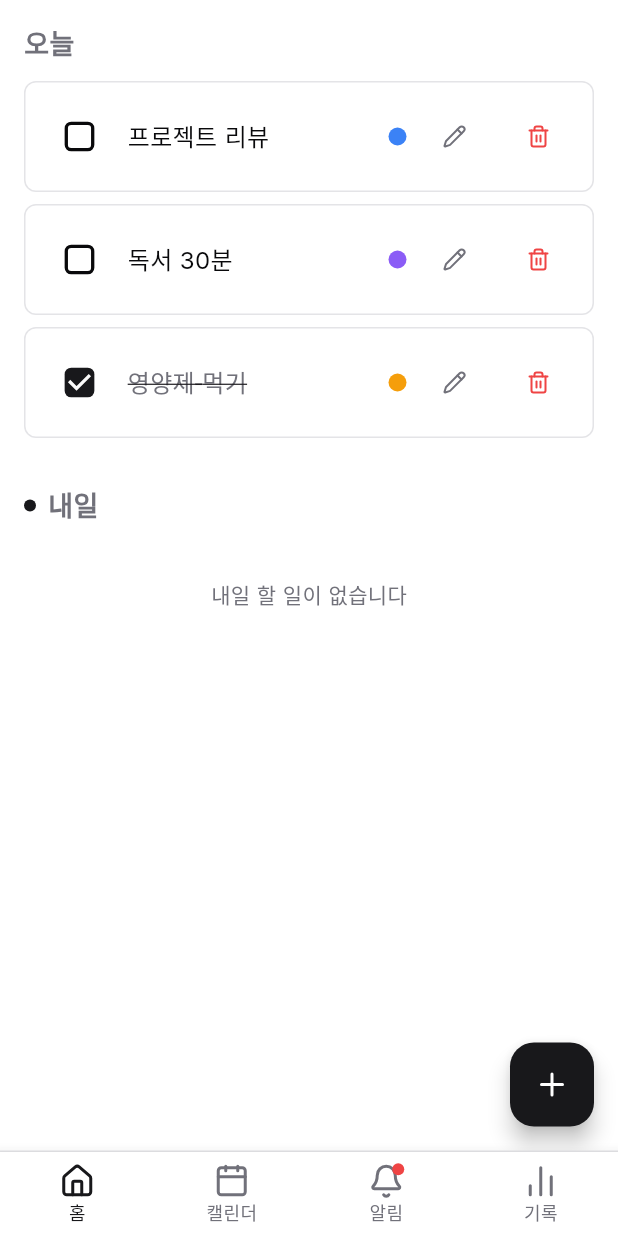
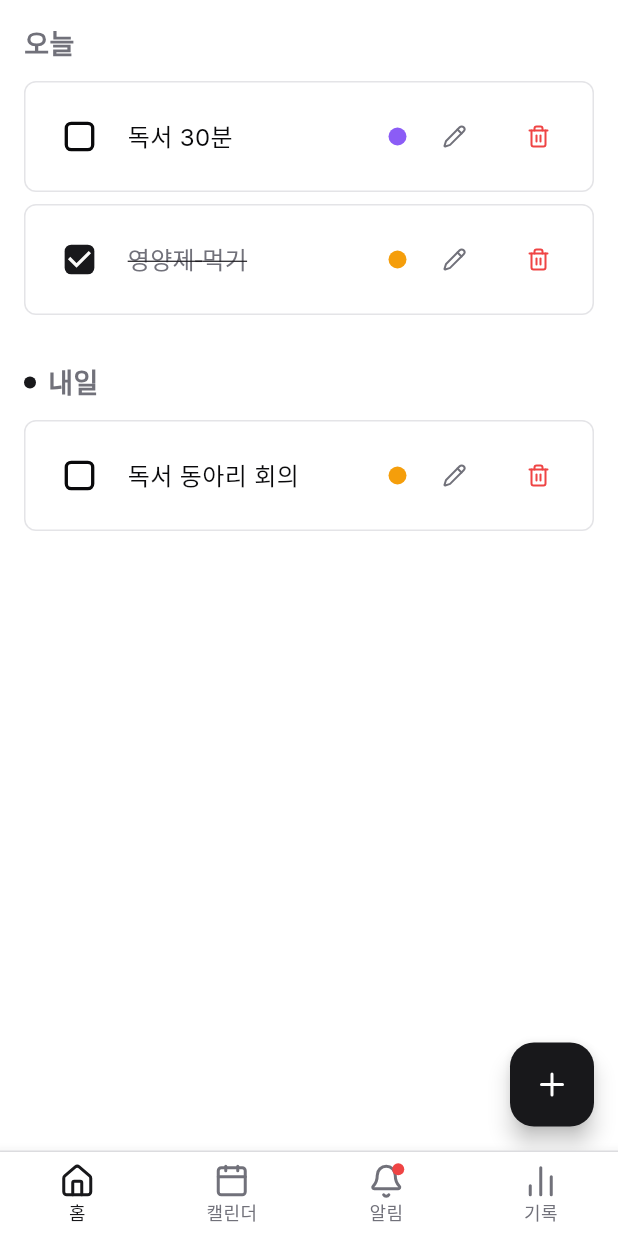
Before and after one commit to yeeuuuu/flutter_project, a Flutter app: the screen it shows after launch, after a tap on an icon or button, on a phone screen of 412 x 824 dp. Run offline on Flutter 3.47's test engine with Material 3 defaults, Android fonts, the phone set to English and light mode, and no system bars; our stand-ins replace google_fonts, lucide_icons.

Commit message:
샘플 수정

```diff
--- a/lib/app.dart
+++ b/lib/app.dart
@@ -46,6 +46,12 @@ class _MainLayoutState extends State<MainLayout> {
   void _loadInitialData() {
     final now = DateTime.now();
     final today = DateFormat('yyyy-MM-dd').format(now);
+    final yesterday =
+        DateFormat('yyyy-MM-dd').format(now.subtract(const Duration(days: 1)));
+    final tomorrow =
+        DateFormat('yyyy-MM-dd').format(now.add(const Duration(days: 1)));
+    final fourdaysago =
+        DateFormat('yyyy-MM-dd').format(now.subtract(const Duration(days: 4)));
 
     setState(() {
       _tasks = [
@@ -65,7 +71,7 @@ class _MainLayoutState extends State<MainLayout> {
           title: '프로젝트 리뷰',
           type: 'todo',
           completed: false,
-          date: today,
+          date: yesterday,
           color: '#3B82F6', // Blue
           createdAt: now.toIso8601String(),
         ),
@@ -86,6 +92,24 @@ class _MainLayoutState extends State<MainLayout> {
           type: 'routine',
           completed: true,
           date: today,
+          color: '#F59E0B',
+          createdAt: now.toIso8601String(),
+        ),
+        Task(
+          id: 'noti_4',
+          title: '독서 동아리 회의',
+          type: 'todo',
+          completed: false,
+          date: tomorrow,
+          color: '#F59E0B',
+          createdAt: now.toIso8601String(),
+        ),
+        Task(
+          id: 'noti_5',
+          title: '도서관 책 반납',
+          type: 'todo',
+          completed: true,
+          date: fourdaysago,
           color: '#F59E0B',
           createdAt: now.toIso8601String(),
         ),
--- a/lib/components/calendar_tab.dart
+++ b/lib/components/calendar_tab.dart
@@ -1,5 +1,6 @@
 import 'package:flutter/material.dart';
 import 'package:intl/intl.dart';
+import 'package:lucide_icons/lucide_icons.dart';
 import 'package:flutter_project2/types/index.dart';
 import 'package:flutter_project2/styles/theme.dart';
 
@@ -13,46 +14,199 @@ class CalendarTab extends StatefulWidget {
 }
 
 class _CalendarTabState extends State<CalendarTab> {
-  DateTime _selectedDate = DateTime.now();
+  DateTime _selectedDate = DateTime.now(); // 사용자가 클릭한 날짜
+  DateTime _focusedDate = DateTime.now(); // 현재 보고 있는 달력의 월
 
   @override
   Widget build(BuildContext context) {
+    return Column(
+      children: [
+        // 1. 커스텀 캘린더 헤더 (월 이동)
+        _buildHeader(),
+
+        // 2. 요일 헤더 (일 월 화 수 목 금 토)
+        _buildDaysOfWeek(),
+
+        // 3. 캘린더 그리드 (날짜 + 점 표시)
+        _buildCalendarGrid(),
+
+        const Divider(height: 1, color: AppTheme.border),
+
+        // 4. 선택된 날짜의 할 일 목록
+        Expanded(
+          child: _buildTaskList(),
+        ),
+      ],
+    );
+  }
+
+  // --- 위젯 빌더 메서드들 ---
+
+  Widget _buildHeader() {
+    return Padding(
+      padding: const EdgeInsets.symmetric(horizontal: 16, vertical: 8),
+      child: Row(
+        mainAxisAlignment: MainAxisAlignment.spaceBetween,
+        children: [
+          IconButton(
+            icon: const Icon(LucideIcons.chevronLeft),
+            onPressed: () {
+              setState(() {
+                _focusedDate =
+                    DateTime(_focusedDate.year, _focusedDate.month - 1);
+              });
+            },
+          ),
+          Text(
+            DateFormat('yyyy년 MM월').format(_focusedDate),
+            style: const TextStyle(fontSize: 18, fontWeight: FontWeight.bold),
+          ),
+          IconButton(
+            icon: const Icon(LucideIcons.chevronRight),
+            onPressed: () {
+              setState(() {
+                _focusedDate =
+                    DateTime(_focusedDate.year, _focusedDate.month + 1);
+              });
+            },
+          ),
+        ],
+      ),
+    );
+  }
+
+  Widget _buildDaysOfWeek() {
+    final days = ['일', '월', '화', '수', '목', '금', '토'];
+    return Padding(
+      padding: const EdgeInsets.symmetric(vertical: 8),
+      child: Row(
+        mainAxisAlignment: MainAxisAlignment.spaceAround,
+        children: days
+            .map((day) => Text(
+                  day,
+                  style: const TextStyle(
+                    color: AppTheme.mutedForeground,
+                    fontWeight: FontWeight.w500,
+                  ),
+                ))
+            .toList(),
+      ),
+    );
+  }
+
+  Widget _buildCalendarGrid() {
+    final daysInMonth =
+        DateTime(_focusedDate.year, _focusedDate.month + 1, 0).day;
+    final firstDayOfMonth = DateTime(_focusedDate.year, _focusedDate.month, 1);
+
+    // 1일의 요일 (1: 월요일, ..., 7: 일요일).
+    // 일요일(7)을 0으로, 월요일(1)을 1로 만들기 위해 % 7 사용
+    final weekdayOffset = firstDayOfMonth.weekday % 7;
+
+    return GridView.builder(
+      shrinkWrap: true, // 내부 스크롤 방지
+      physics: const NeverScrollableScrollPhysics(),
+      padding: const EdgeInsets.symmetric(horizontal: 16),
+      gridDelegate: const SliverGridDelegateWithFixedCrossAxisCount(
+        crossAxisCount: 7, // 7일
+        childAspectRatio: 1.2, // 셀 비율 (높이 조절)
+      ),
+      itemCount: daysInMonth + weekdayOffset,
+      itemBuilder: (context, index) {
+        if (index < weekdayOffset) {
+          return const SizedBox.shrink(); // 날짜 없는 빈 칸
+        }
+
+        final day = index - weekdayOffset + 1;
+        final currentDate =
+            DateTime(_focusedDate.year, _focusedDate.month, day);
+        final currentDateStr = DateFormat('yyyy-MM-dd').format(currentDate);
+
+        // 해당 날짜에 일정이 있는지 확인
+        final hasTasks = widget.tasks.any((t) => t.date == currentDateStr);
+        // 완료되지 않은 일정이 있는지 (점 색상 구분용, 선택사항)
+        final hasIncomplete =
+            widget.tasks.any((t) => t.date == currentDateStr && !t.completed);
+
+        final isSelected = isSameDay(currentDate, _selectedDate);
+        final isToday = isSameDay(currentDate, DateTime.now());
+
+        return GestureDetector(
+          onTap: () {
+            setState(() {
+              _selectedDate = currentDate;
+            });
+          },
+          child: Column(
+            mainAxisAlignment: MainAxisAlignment.center,
+            children: [
+              // 날짜 원형 배경
+              Container(
+                width: 30,
+                height: 30,
+                decoration: BoxDecoration(
+                  color: isSelected
+                      ? AppTheme.primary
+                      : (isToday ? AppTheme.primary.withOpacity(0.1) : null),
+                  shape: BoxShape.circle,
+                ),
+                alignment: Alignment.center,
+                child: Text(
+                  '$day',
+                  style: TextStyle(
+                    color: isSelected
+                        ? Colors.white
+                        : (isToday ? AppTheme.primary : Colors.black),
+                    fontWeight: isSelected || isToday
+                        ? FontWeight.bold
+                        : FontWeight.normal,
+                  ),
+                ),
+              ),
+              const SizedBox(height: 4),
+              // 점 표시 (Dot)
+              if (hasTasks)
+                Container(
+                  width: 5,
+                  height: 5,
+                  decoration: BoxDecoration(
+                    color: hasIncomplete ? AppTheme.destructive : Colors.grey,
+                    shape: BoxShape.circle,
+                  ),
+                )
+              else
+                const SizedBox(height: 5), // 공간 유지용
+            ],
+          ),
+        );
+      },
+    );
+  }
+
+  Widget _buildTaskList() {
     final selectedDateStr = DateFormat('yyyy-MM-dd').format(_selectedDate);
     final tasksForDate =
         widget.tasks.where((t) => t.date == selectedDateStr).toList();
 
-    return Column(
-      children: [
-        // Calendar View
-        Container(
-          color: AppTheme.background,
-          child: CalendarDatePicker(
-            initialDate: _selectedDate,
-            firstDate: DateTime(2020),
-            lastDate: DateTime(2030),
-            onDateChanged: (date) => setState(() => _selectedDate = date),
-          ),
-        ),
-
-        const Divider(height: 1),
-
-        // Tasks List
-        Expanded(
-          child: ListView(
+    return ListView(
       padding: const EdgeInsets.all(16),
       children: [
         Text(
-                "${_selectedDate.month}월 ${_selectedDate.day}일 일정",
-                style:
-                    const TextStyle(fontSize: 18, fontWeight: FontWeight.bold),
+          "${DateFormat('M월 d일').format(_selectedDate)} 일정",
+          style: const TextStyle(
+              fontSize: 16,
+              fontWeight: FontWeight.bold,
+              color: AppTheme.mutedForeground),
         ),
-              const SizedBox(height: 16),
+        const SizedBox(height: 12),
         if (tasksForDate.isEmpty)
-                const Center(
-                  child: Padding(
-                    padding: EdgeInsets.all(32.0),
-                    child: Text("이 날짜에 일정이 없습니다",
-                        style: TextStyle(color: AppTheme.mutedForeground)),
+          const Padding(
+            padding: EdgeInsets.symmetric(vertical: 20),
+            child: Center(
+              child: Text(
+                "등록된 일정이 없습니다.",
+                style: TextStyle(color: AppTheme.mutedForeground),
+              ),
             ),
           )
         else
@@ -60,19 +214,20 @@ class _CalendarTabState extends State<CalendarTab> {
                 margin: const EdgeInsets.only(bottom: 8),
                 padding: const EdgeInsets.all(12),
                 decoration: BoxDecoration(
-                        color: AppTheme.background,
+                  color: Colors.white,
                   border: Border.all(color: AppTheme.border),
                   borderRadius: BorderRadius.circular(8),
                 ),
                 child: Row(
                   children: [
                     Container(
-                            width: 12,
-                            height: 12,
+                      width: 4,
+                      height: 40,
                       decoration: BoxDecoration(
-                                color: Color(int.parse(
-                                    task.color.replaceFirst('#', '0xFF'))),
-                                shape: BoxShape.circle),
+                        color: Color(
+                            int.parse(task.color.replaceFirst('#', '0xFF'))),
+                        borderRadius: BorderRadius.circular(2),
+                      ),
                     ),
                     const SizedBox(width: 12),
                     Expanded(
@@ -82,44 +237,33 @@ class _CalendarTabState extends State<CalendarTab> {
                           Text(
                             task.title,
                             style: TextStyle(
+                              fontSize: 14,
                               decoration: task.completed
                                   ? TextDecoration.lineThrough
                                   : null,
                               color: task.completed
                                   ? AppTheme.mutedForeground
-                                        : AppTheme.foreground,
+                                  : Colors.black,
                             ),
                           ),
-                                Container(
-                                  margin: const EdgeInsets.only(top: 4),
-                                  padding: const EdgeInsets.symmetric(
-                                      horizontal: 4, vertical: 2),
-                                  decoration: BoxDecoration(
-                                      border:
-                                          Border.all(color: AppTheme.border),
-                                      borderRadius: BorderRadius.circular(4)),
-                                  child: Text(
+                          const SizedBox(height: 4),
+                          Text(
                             task.type == 'routine' ? '루틴' : '할 일',
                             style: const TextStyle(
-                                        fontSize: 10,
-                                        color: AppTheme.mutedForeground),
+                                fontSize: 10, color: AppTheme.mutedForeground),
                           ),
-                                )
                         ],
                       ),
                     ),
-                          if (task.completed)
-                            const Text("완료",
-                                style: TextStyle(
-                                    fontSize: 12,
-                                    color: AppTheme.mutedForeground)),
                   ],
                 ),
               ))
       ],
-          ),
-        ),
-      ],
     );
   }
+
+  // 날짜 비교 헬퍼 함수
+  bool isSameDay(DateTime a, DateTime b) {
+    return a.year == b.year && a.month == b.month && a.day == b.day;
   }
+}
--- a/lib/components/notifications_tab.dart
+++ b/lib/components/notifications_tab.dart
@@ -33,14 +33,17 @@ class NotificationTab extends StatelessWidget {
       body: Column(
         children: [
           // 상단 헤더
-          Padding(
-            padding: const EdgeInsets.fromLTRB(20, 20, 20, 10),
+          const Padding(
+            padding: EdgeInsets.fromLTRB(20, 20, 20, 10),
             child: Row(
-              children: const [
+              children: [
                 Icon(LucideIcons.bell, size: 24, color: Colors.black87),
                 SizedBox(width: 8),
                 Text("미완료 알림",
-                    style: TextStyle(fontSize: 18, fontWeight: FontWeight.bold, color: Colors.black87)),
+                    style: TextStyle(
+                        fontSize: 18,
+                        fontWeight: FontWeight.bold,
+                        color: Colors.black87)),
               ],
             ),
           ),
@@ -87,7 +90,8 @@ class NotificationTab extends StatelessWidget {
                               children: [
                                 Icon(LucideIcons.alertCircle,
                                     size: 16,
-                              color: isToday ? Colors.orange : Colors.grey),
+                                    color:
+                                        isToday ? Colors.orange : Colors.grey),
                                 const SizedBox(width: 6),
                                 Text(
                                   dateLabel,
@@ -118,8 +122,10 @@ class NotificationTab extends StatelessWidget {
                                   left: BorderSide(color: color, width: 6),
                                   // 나머지는 얇은 회색 테두리
                                   top: BorderSide(color: Colors.grey.shade200),
-                            right: BorderSide(color: Colors.grey.shade200),
-                            bottom: BorderSide(color: Colors.grey.shade200),
+                                  right:
+                                      BorderSide(color: Colors.grey.shade200),
+                                  bottom:
+                                      BorderSide(color: Colors.grey.shade200),
                                 ),
                                 boxShadow: [
                                   BoxShadow(
```
Lines whose indentation alone changed are shown as unchanged.
